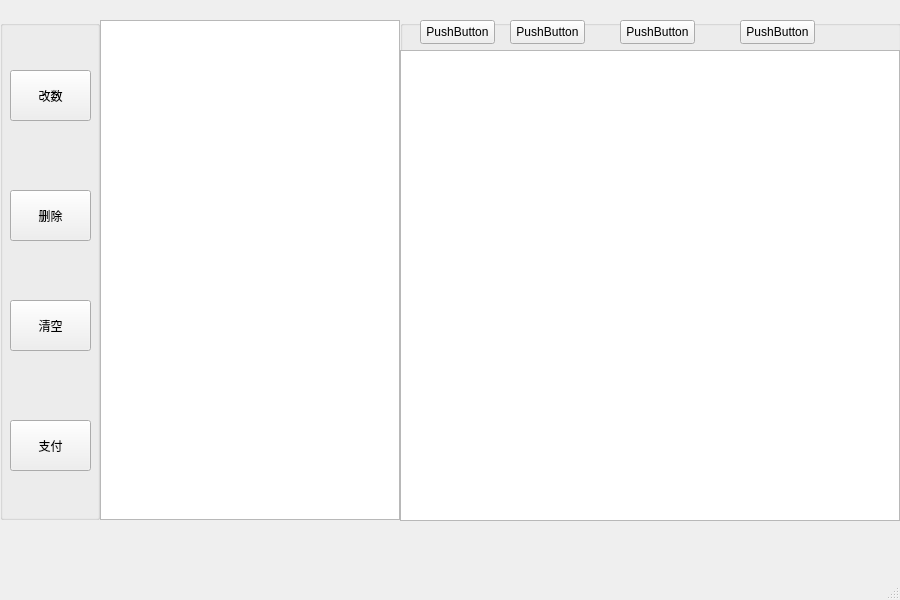
Hong16-9/QT_SuperMarket, file src/Check/Check_Mainwindow.ui: the form before one commit.
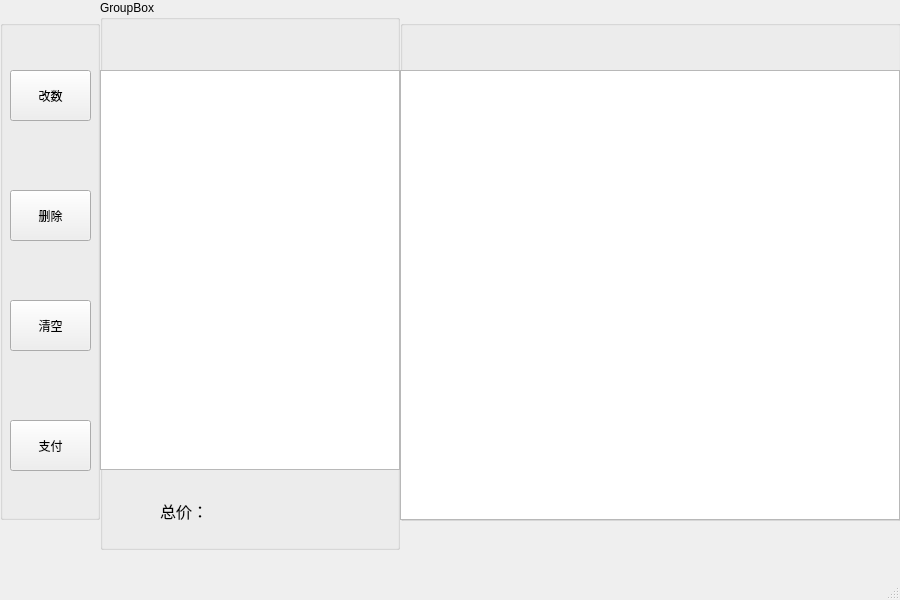
The form after the commit.

Commit message: 初步完成商品浏览界面的显示（点击分类显示对应商品），购物车商品的显示（加入购物车的商品会显示名称，数量，单价，小计），完善了双击商品加入购物车的功能

```diff
--- a/src/Check/Check_Mainwindow.ui
+++ b/src/Check/Check_Mainwindow.ui
@@ -14,17 +14,7 @@
    <string>MainWindow</string>
   </property>
   <widget class="QWidget" name="centralwidget">
-   <widget class="QListView" name="settlelistView">
-    <property name="geometry">
-     <rect>
-      <x>100</x>
-      <y>20</y>
-      <width>300</width>
-      <height>500</height>
-     </rect>
-    </property>
-   </widget>
-   <widget class="QGroupBox" name="groupBox">
+   <widget class="QGroupBox" name="productgroupBox">
     <property name="geometry">
      <rect>
       <x>400</x>
@@ -36,71 +26,19 @@
     <property name="title">
      <string/>
     </property>
-    <widget class="QListWidget" name="chooselistWidget">
+    <widget class="QListWidget" name="productlistWidget">
      <property name="geometry">
       <rect>
        <x>0</x>
-       <y>30</y>
+       <y>50</y>
        <width>500</width>
-       <height>471</height>
+       <height>450</height>
       </rect>
      </property>
      <property name="viewMode">
       <enum>QListView::ViewMode::IconMode</enum>
      </property>
     </widget>
-    <widget class="QPushButton" name="pushButton_5">
-     <property name="geometry">
-      <rect>
-       <x>20</x>
-       <y>0</y>
-       <width>75</width>
-       <height>24</height>
-      </rect>
-     </property>
-     <property name="text">
-      <string>PushButton</string>
-     </property>
-    </widget>
-    <widget class="QPushButton" name="pushButton_6">
-     <property name="geometry">
-      <rect>
-       <x>110</x>
-       <y>0</y>
-       <width>75</width>
-       <height>24</height>
-      </rect>
-     </property>
-     <property name="text">
-      <string>PushButton</string>
-     </property>
-    </widget>
-    <widget class="QPushButton" name="pushButton_7">
-     <property name="geometry">
-      <rect>
-       <x>220</x>
-       <y>0</y>
-       <width>75</width>
-       <height>24</height>
-      </rect>
-     </property>
-     <property name="text">
-      <string>PushButton</string>
-     </property>
-    </widget>
-    <widget class="QPushButton" name="pushButton_8">
-     <property name="geometry">
-      <rect>
-       <x>340</x>
-       <y>0</y>
-       <width>75</width>
-       <height>24</height>
-      </rect>
-     </property>
-     <property name="text">
-      <string>PushButton</string>
-     </property>
-    </widget>
    </widget>
    <widget class="QGroupBox" name="groupBox_2">
     <property name="geometry">
@@ -167,6 +105,66 @@
      </property>
     </widget>
    </widget>
+   <widget class="QGroupBox" name="CartgroupBox">
+    <property name="geometry">
+     <rect>
+      <x>100</x>
+      <y>0</y>
+      <width>300</width>
+      <height>550</height>
+     </rect>
+    </property>
+    <property name="title">
+     <string>GroupBox</string>
+    </property>
+    <widget class="QListView" name="cartlistView">
+     <property name="geometry">
+      <rect>
+       <x>0</x>
+       <y>70</y>
+       <width>300</width>
+       <height>400</height>
+      </rect>
+     </property>
+     <property name="editTriggers">
+      <set>QAbstractItemView::EditTrigger::NoEditTriggers</set>
+     </property>
+     <property name="selectionBehavior">
+      <enum>QAbstractItemView::SelectionBehavior::SelectRows</enum>
+     </property>
+    </widget>
+    <widget class="QLabel" name="totalLabel">
+     <property name="geometry">
+      <rect>
+       <x>170</x>
+       <y>500</y>
+       <width>100</width>
+       <height>30</height>
+      </rect>
+     </property>
+     <property name="text">
+      <string> </string>
+     </property>
+    </widget>
+    <widget class="QLabel" name="label">
+     <property name="geometry">
+      <rect>
+       <x>60</x>
+       <y>490</y>
+       <width>91</width>
+       <height>41</height>
+      </rect>
+     </property>
+     <property name="font">
+      <font>
+       <pointsize>12</pointsize>
+      </font>
+     </property>
+     <property name="text">
+      <string>总价：</string>
+     </property>
+    </widget>
+   </widget>
   </widget>
   <widget class="QMenuBar" name="menubar">
    <property name="geometry">
```
Left out of the diff: 8 changed lines with no effect on the pictures. The commit also changes 3 other files.
